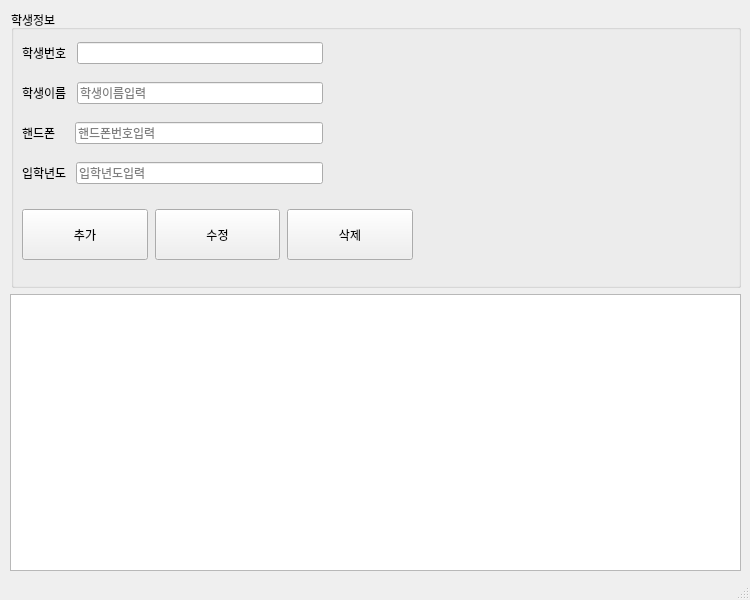
The window that toyproject/Studentdb.ui (leeyb12/java-database-2025) describes before a commit, drawn with Qt 5.
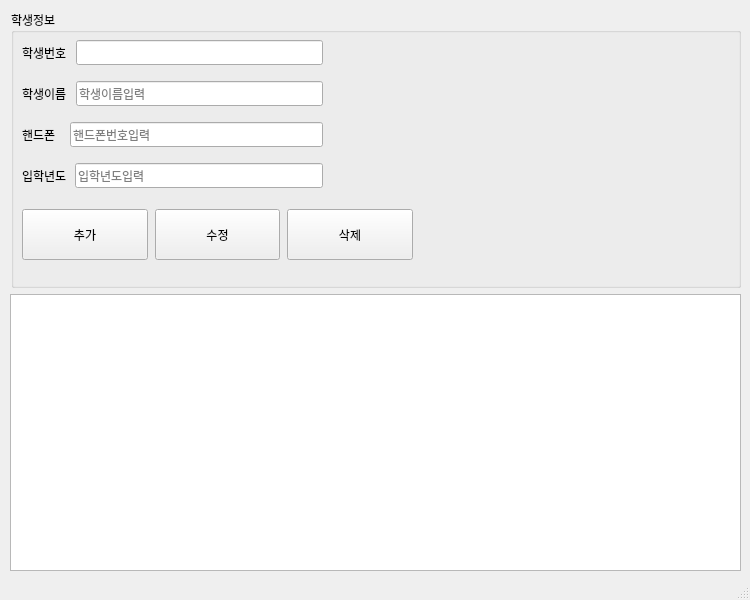
The same window after the commit.

What changed in the file:
```diff
--- a/toyproject/Studentdb.ui
+++ b/toyproject/Studentdb.ui
@@ -16,6 +16,11 @@
     <height>600</height>
    </size>
   </property>
+  <property name="font">
+   <font>
+    <family>D2Coding</family>
+   </font>
+  </property>
   <property name="windowTitle">
    <string>MainWindow</string>
   </property>
@@ -125,7 +130,7 @@
              <item>
               <widget class="QLabel" name="label_3">
                <property name="text">
-                <string>핸드폰    </string>
+                <string>핸드폰   </string>
                </property>
               </widget>
              </item>
```
Left out of the diff: 8 changed lines with no effect on the pictures.
